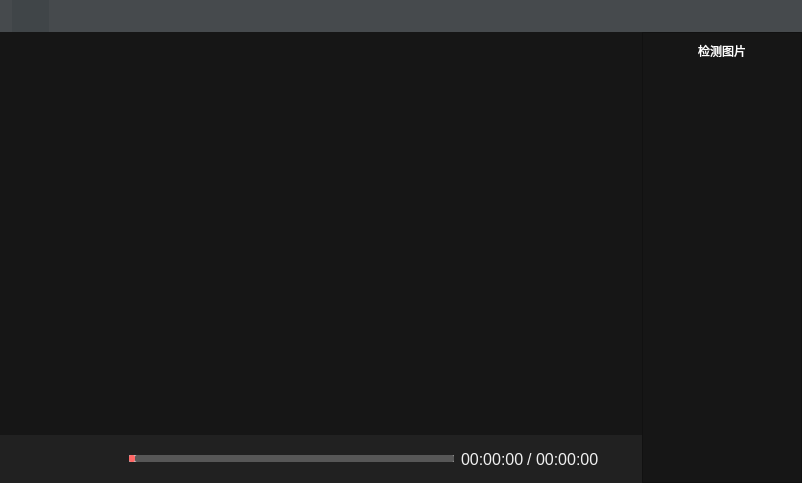
This is mainwindow.ui in RockyZhong30/DrivingRecordPlayer as Qt 5 draws it before an edit. The edited form follows.
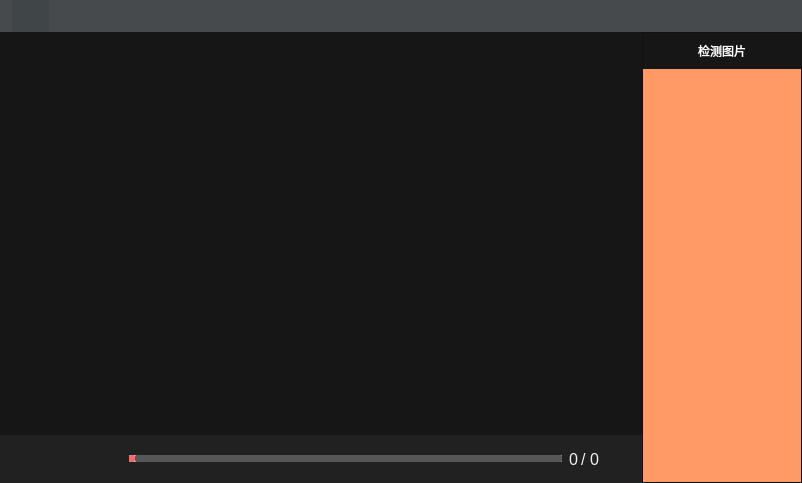
This is the edited form. Icons and pictures are not drawn. Custom widgets are drawn as their Qt base class.

```diff
--- a/mainwindow.ui
+++ b/mainwindow.ui
@@ -620,7 +620,7 @@
 </string>
                  </property>
                  <property name="text">
-                  <string>00:00:00</string>
+                  <string>0</string>
                  </property>
                 </widget>
                </item>
@@ -656,7 +656,7 @@
 </string>
                  </property>
                  <property name="text">
-                  <string>00:00:00</string>
+                  <string>0</string>
                  </property>
                 </widget>
                </item>
@@ -706,9 +706,9 @@
        <property name="frameShadow">
         <enum>QFrame::Raised</enum>
        </property>
-       <layout class="QVBoxLayout" name="verticalLayout_9">
+       <layout class="QVBoxLayout" name="verticalLayout_9" stretch="0,1">
         <property name="spacing">
-         <number>6</number>
+         <number>0</number>
         </property>
         <property name="leftMargin">
          <number>0</number>
@@ -762,23 +762,93 @@
          </widget>
         </item>
         <item>
-         <widget class="PageMoveTableView" name="tableView">
+         <widget class="QFrame" name="frame_image">
           <property name="styleSheet">
-           <string notr="true">    QScrollBar::vertical {
-        border:0px solid red;
-        width: 5px;
-        background:white;
-    }
-    QScrollBar::handle:vertical {
-        border: 3px solid gray;
-        border-radius:5px;
-        min-height:0px;
-        margin:0px 0 0px 0;
-}</string>
+           <string notr="true">background-color: rgb(255, 153, 102);</string>
           </property>
           <property name="frameShape">
            <enum>QFrame::NoFrame</enum>
           </property>
+          <property name="frameShadow">
+           <enum>QFrame::Raised</enum>
+          </property>
+          <layout class="QGridLayout" name="gridLayout">
+           <property name="leftMargin">
+            <number>0</number>
+           </property>
+           <property name="topMargin">
+            <number>0</number>
+           </property>
+           <property name="rightMargin">
+            <number>0</number>
+           </property>
+           <property name="bottomMargin">
+            <number>0</number>
+           </property>
+           <property name="spacing">
+            <number>2</number>
+           </property>
+           <item row="0" column="0">
+            <widget class="QLabel" name="img_0">
+             <property name="styleSheet">
+              <string notr="true">border-image: url(:/res/image/model.jpg);</string>
+             </property>
+             <property name="text">
+              <string/>
+             </property>
+            </widget>
+           </item>
+           <item row="0" column="1">
+            <widget class="QLabel" name="img_1">
+             <property name="styleSheet">
+              <string notr="true">border-image: url(:/res/image/model.jpg);background-image: url(:/res/image/model.jpg);</string>
+             </property>
+             <property name="text">
+              <string/>
+             </property>
+            </widget>
+           </item>
+           <item row="1" column="0">
+            <widget class="QLabel" name="img_2">
+             <property name="styleSheet">
+              <string notr="true">border-image: url(:/res/image/model.jpg);</string>
+             </property>
+             <property name="text">
+              <string/>
+             </property>
+            </widget>
+           </item>
+           <item row="1" column="1">
+            <widget class="QLabel" name="img_3">
+             <property name="styleSheet">
+              <string notr="true">border-image: url(:/res/image/model.jpg);</string>
+             </property>
+             <property name="text">
+              <string/>
+             </property>
+            </widget>
+           </item>
+           <item row="2" column="0">
+            <widget class="QLabel" name="img_4">
+             <property name="styleSheet">
+              <string notr="true">border-image: url(:/res/image/model.jpg);</string>
+             </property>
+             <property name="text">
+              <string/>
+             </property>
+            </widget>
+           </item>
+           <item row="2" column="1">
+            <widget class="QLabel" name="img_5">
+             <property name="styleSheet">
+              <string notr="true">border-image: url(:/res/image/model.jpg);</string>
+             </property>
+             <property name="text">
+              <string/>
+             </property>
+            </widget>
+           </item>
+          </layout>
          </widget>
         </item>
        </layout>
@@ -788,13 +858,6 @@
    </item>
   </layout>
  </widget>
- <customwidgets>
-  <customwidget>
-   <class>PageMoveTableView</class>
-   <extends>QTableView</extends>
-   <header>settingList/pagemovetableview.h</header>
-  </customwidget>
- </customwidgets>
  <resources/>
  <connections/>
 </ui>
```
Left out of the diff: 13 changed lines with no effect on the pictures.
